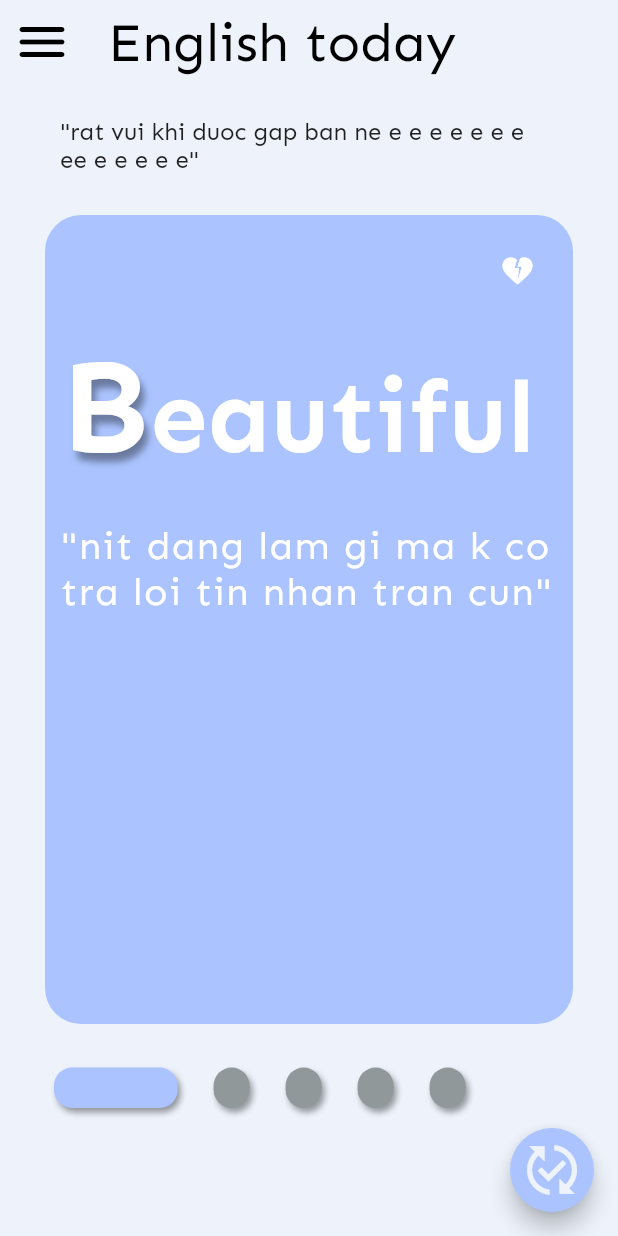
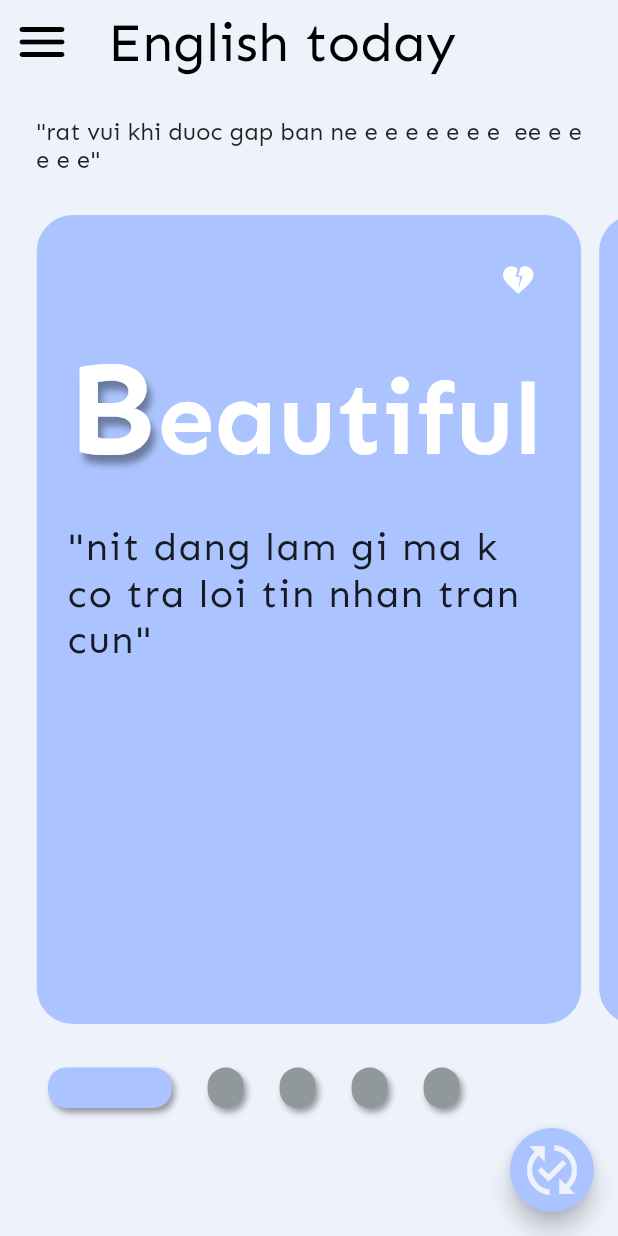
Before and after one commit to TranQuan289/FlashCards, a Flutter app: the HomePage screen opened directly, on a phone screen of 412 x 824 dp. Run offline on Flutter 3.47's test engine with Material 2 defaults, Android fonts, the phone set to English and light mode, and no system bars.

Commit message:
change UI

```diff
--- a/lib/main_page.dart
+++ b/lib/main_page.dart
@@ -1,6 +1,5 @@
 import 'package:flash_cards/style/text_style.dart';
 import 'package:flutter/material.dart';
-import 'package:flutter/rendering.dart';
 
 class HomePage extends StatefulWidget {
   const HomePage({Key? key}) : super(key: key);
@@ -11,7 +10,13 @@ class HomePage extends StatefulWidget {
 
 class _HomePageState extends State<HomePage> {
   int _currentIndex = 0;
-  PageController _pageController = PageController();
+  late PageController _pageController;
+  @override
+  void initState() {
+    _pageController = PageController(viewportFraction: 0.91);
+    super.initState();
+  }
+
   @override
   Widget build(BuildContext context) {
     Size size = MediaQuery.of(context).size;
@@ -33,14 +38,15 @@ class _HomePageState extends State<HomePage> {
               style: AppStyles.h3.copyWith(color: Colors.black, fontSize: 36)),
         ),
         // ignore: avoid_unnecessary_containers
-        body: Container(
+        body: SizedBox(
           width: double.infinity,
-          margin: const EdgeInsets.symmetric(horizontal: 24),
+          //margin: const EdgeInsets.symmetric(horizontal: 24),
           child: Column(
             children: [
               Container(
                   height: size.height * 1 / 10,
-                  padding: const EdgeInsets.all(16),
+                  // padding: const EdgeInsets.all(16),
+                  margin: const EdgeInsets.symmetric(horizontal: 24),
                   alignment: Alignment.centerLeft,
                   child: Text(
                     '"rat vui khi duoc gap ban ne e e e e e e e  ee e e e e e"',
@@ -59,7 +65,8 @@ class _HomePageState extends State<HomePage> {
                     itemCount: 5,
                     itemBuilder: (context, index) {
                       return Container(
-                        padding: const EdgeInsets.all(10),
+                        padding:
+                            const EdgeInsets.only(left: 20, right: 20, top: 30),
                         margin: const EdgeInsets.symmetric(
                             vertical: 5, horizontal: 6),
                         decoration: const BoxDecoration(
@@ -70,7 +77,7 @@ class _HomePageState extends State<HomePage> {
                           crossAxisAlignment: CrossAxisAlignment.start,
                           children: [
                             Container(
-                              margin: const EdgeInsets.only(right: 15, top: 15),
+                              margin: const EdgeInsets.only(right: 10, top: 1),
                               alignment: Alignment.centerRight,
                               child: const Icon(
                                 Icons.heart_broken,
@@ -78,7 +85,7 @@ class _HomePageState extends State<HomePage> {
                               ),
                             ),
                             Padding(
-                              padding: const EdgeInsets.only(top: 25),
+                              padding: const EdgeInsets.only(top: 20),
                               child: RichText(
                                   maxLines: 1,
                                   overflow: TextOverflow.ellipsis,
@@ -109,7 +116,8 @@ class _HomePageState extends State<HomePage> {
                               padding: const EdgeInsets.only(top: 24),
                               child: Text(
                                 '"nit dang lam gi ma k co tra loi tin nhan tran cun"',
-                                style: AppStyles.h4.copyWith(letterSpacing: 1),
+                                style: AppStyles.h4.copyWith(
+                                    letterSpacing: 1, color: Colors.black87),
                               ),
                             )
                           ],
@@ -121,6 +129,7 @@ class _HomePageState extends State<HomePage> {
                 height: size.height * 1 / 11,
                 // ignore: avoid_unnecessary_containers
                 child: Container(
+                  margin: const EdgeInsets.only(left: 20),
                   padding: const EdgeInsets.symmetric(vertical: 24),
                   child: ListView.builder(
                       physics: const NeverScrollableScrollPhysics(),
```
